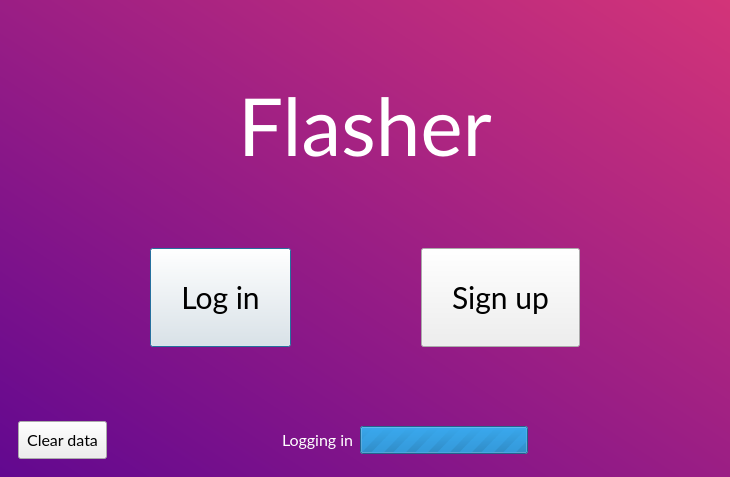
The window that mainwindow.ui (InamataIO/Flasher) describes before a commit, drawn with Qt 5.
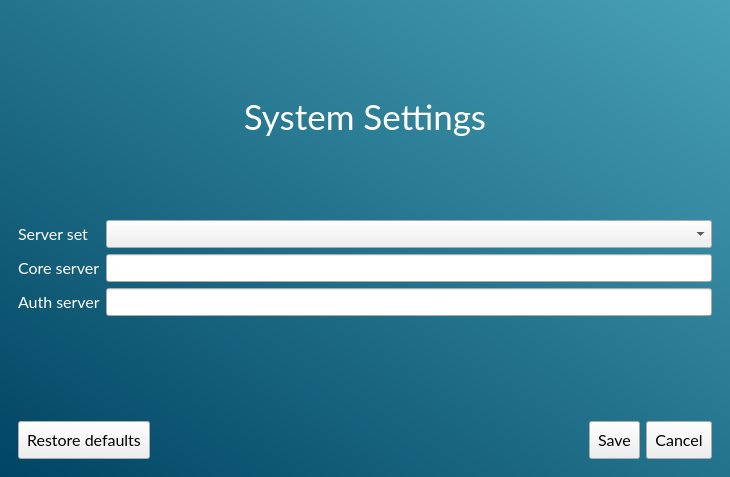
The same window after the commit. Icons and pictures are not drawn.

Patch:
```diff
--- a/mainwindow.ui
+++ b/mainwindow.ui
@@ -45,9 +45,9 @@
 }
 
 #centralWidget, QMessageBox {
-  background-color: qlineargradient(spread:pad, x1:0, y1:1, x2:1, y2:0, stop:0 #620890, stop:1 #d33479);
+  background-color: qlineargradient(spread:pad, x1:0, y1:1, x2:1, y2:0, stop:0 #004563, stop:1 #48a1b7);
 }
-#header, #welcomeHeader, #replaceHeader, #addHeader, #addWiFiHeader, #manageWiFiHeader {
+#header, #welcomeHeader, #replaceHeader, #addHeader, #addWiFiHeader, #manageWiFiHeader, #systemSettingsHeader {
   margin: 20px;
   font-size: 35px;
 }
@@ -61,7 +61,7 @@
   margin-top: 8px;
 }
 
-#welcomeUsername, #welcomeVersion {
+#welcomeUsername, #welcomeVersion, #loginSelectedServerText {
   color: #ccc;
 }</string>
   </property>
@@ -76,7 +76,7 @@
     <item>
      <widget class="QStackedWidget" name="stackedWidget">
       <property name="currentIndex">
-       <number>0</number>
+       <number>6</number>
       </property>
       <widget class="QWidget" name="loginPage">
        <layout class="QVBoxLayout" name="verticalLayout">
@@ -114,7 +114,6 @@
              <font>
               <family>Lato</family>
               <pointsize>60</pointsize>
-              <weight>50</weight>
               <italic>false</italic>
               <bold>false</bold>
              </font>
@@ -256,7 +255,20 @@
           <item>
            <widget class="QPushButton" name="clearDataButton">
             <property name="text">
-             <string>Clear data</string>
+             <string/>
+            </property>
+            <property name="icon">
+             <iconset theme="preferences-system">
+              <normaloff>.</normaloff>.</iconset>
+            </property>
+            <property name="iconSize">
+             <size>
+              <width>32</width>
+              <height>32</height>
+             </size>
+            </property>
+            <property name="flat">
+             <bool>true</bool>
             </property>
            </widget>
           </item>
@@ -1268,6 +1280,96 @@
         </item>
        </layout>
       </widget>
+      <widget class="QWidget" name="systemSettingsPage">
+       <layout class="QVBoxLayout" name="verticalLayout_13">
+        <item>
+         <widget class="QLabel" name="systemSettingsHeader">
+          <property name="text">
+           <string>System Settings</string>
+          </property>
+          <property name="alignment">
+           <set>Qt::AlignCenter</set>
+          </property>
+         </widget>
+        </item>
+        <item>
+         <layout class="QFormLayout" name="formLayout">
+          <item row="0" column="0">
+           <widget class="QLabel" name="label_10">
+            <property name="text">
+             <string>Server set</string>
+            </property>
+           </widget>
+          </item>
+          <item row="0" column="1">
+           <widget class="QComboBox" name="systemSettingsServerComboBox"/>
+          </item>
+          <item row="1" column="1">
+           <widget class="QLineEdit" name="systemSettingsCoreServerLineEdit">
+            <property name="text">
+             <string/>
+            </property>
+           </widget>
+          </item>
+          <item row="2" column="1">
+           <widget class="QLineEdit" name="systemSettingsAuthServerLineEdit"/>
+          </item>
+          <item row="1" column="0">
+           <widget class="QLabel" name="label_16">
+            <property name="text">
+             <string>Core server</string>
+            </property>
+           </widget>
+          </item>
+          <item row="2" column="0">
+           <widget class="QLabel" name="label_17">
+            <property name="text">
+             <string>Auth server</string>
+            </property>
+           </widget>
+          </item>
+         </layout>
+        </item>
+        <item>
+         <layout class="QHBoxLayout" name="horizontalLayout">
+          <item>
+           <widget class="QPushButton" name="systemSettingsRestoreDefaultsButton">
+            <property name="text">
+             <string>Restore defaults</string>
+            </property>
+           </widget>
+          </item>
+          <item>
+           <spacer name="horizontalSpacer_16">
+            <property name="orientation">
+             <enum>Qt::Horizontal</enum>
+            </property>
+            <property name="sizeHint" stdset="0">
+             <size>
+              <width>40</width>
+              <height>20</height>
+             </size>
+            </property>
+           </spacer>
+          </item>
+          <item>
+           <widget class="QPushButton" name="systemSettingsSaveButton">
+            <property name="text">
+             <string>Save</string>
+            </property>
+           </widget>
+          </item>
+          <item>
+           <widget class="QPushButton" name="systemSettingsCancelButton">
+            <property name="text">
+             <string>Cancel</string>
+            </property>
+           </widget>
+          </item>
+         </layout>
+        </item>
+       </layout>
+      </widget>
      </widget>
     </item>
    </layout>
```
Left out of the diff: 9 changed lines with no effect on the pictures.
